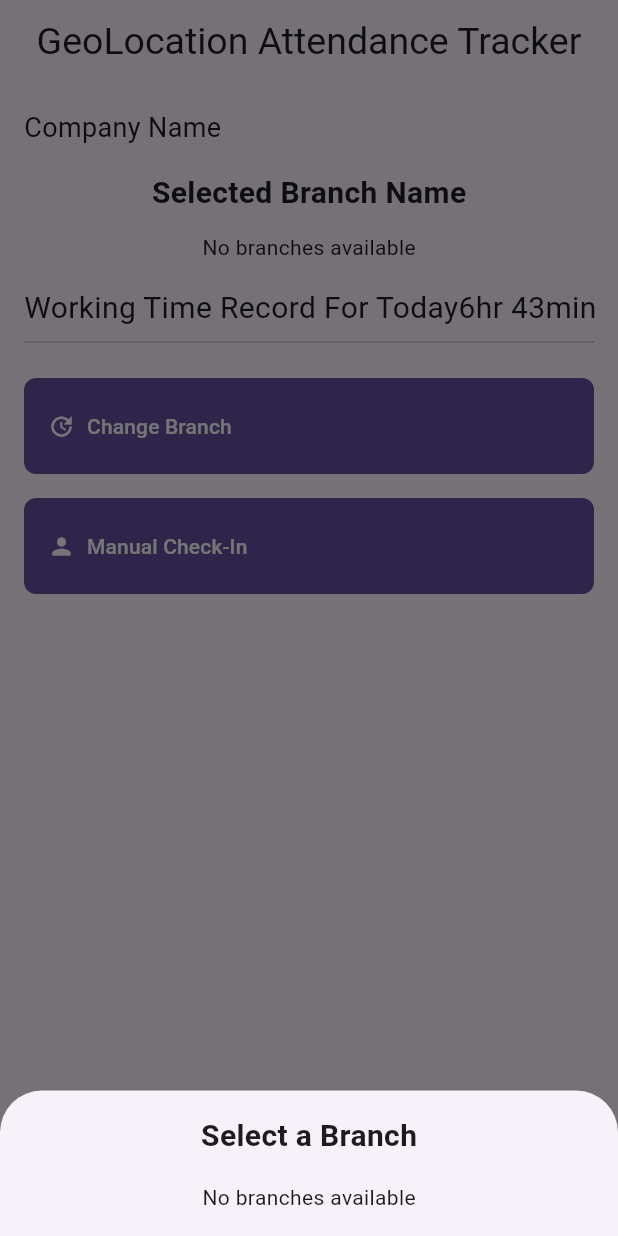
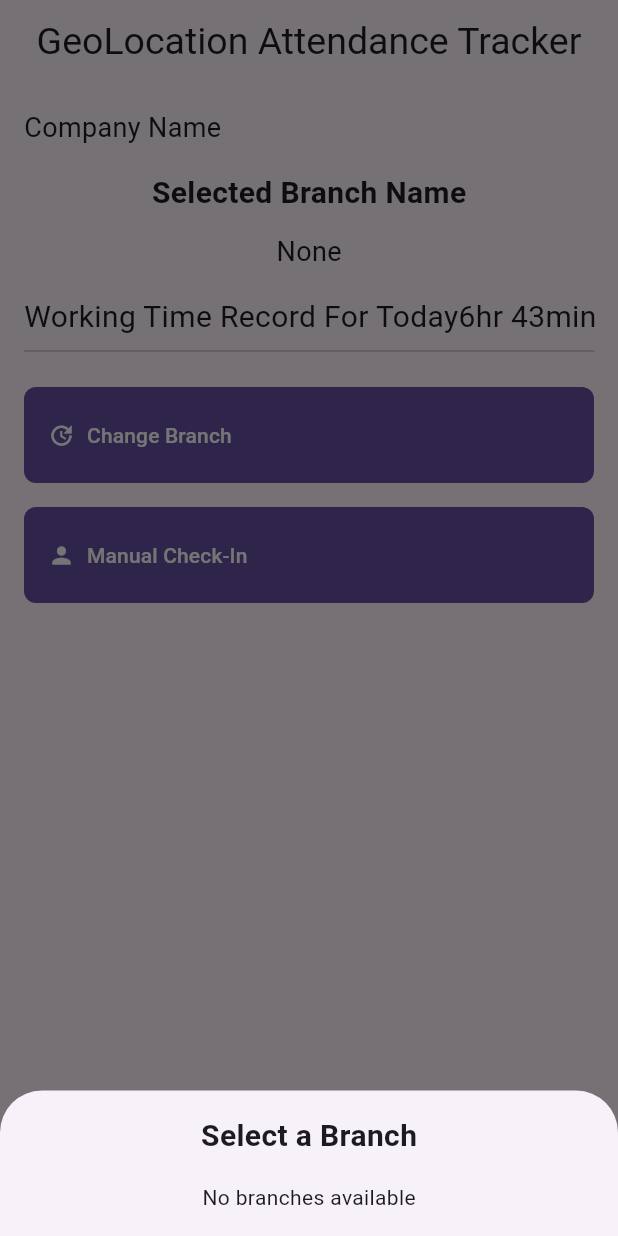
Before and after one commit to Vardaan-Grover/geolocation_attendance_tracker, a Flutter app: the UserHomeScreen screen opened directly with empty values, after a tap on "Change Branch", on a phone screen of 412 x 824 dp. Run offline on Flutter 3.47's test engine with Material 3 defaults, Android fonts, the phone set to English and light mode, and no system bars; our stand-ins replace cloud_firestore, firebase_auth, firebase_core, flutter_riverpod, flutter_swipe_action_cell, geolocator and 5 more; accounts and stored records are empty.

Commit message:
some manual changes done in user home screen

```diff
--- a/lib/ui/screens/home_screen/user_home_screen.dart
+++ b/lib/ui/screens/home_screen/user_home_screen.dart
@@ -6,7 +6,7 @@ import 'package:geolocation_attendance_tracker/models/branch_model.dart';
 import 'package:geolocation_attendance_tracker/services/firestore_functions.dart';
 import 'package:geolocation_attendance_tracker/ui/screens/manual_check_in_screen.dart';
 import 'package:geolocation_attendance_tracker/ui/widgets/title_button.dart';
-import 'package:shared_preferences/shared_preferences.dart'; // Add this import
+import 'package:shared_preferences/shared_preferences.dart';
 
 class UserHomeScreen extends StatefulWidget {
   final User user;
@@ -29,25 +29,19 @@ class _UserHomeScreenState extends State<UserHomeScreen> {
     super.initState();
 
     // Load branches and check saved branch when widget is initialized
-    print("Initializing UserHomeScreen");
     _loadBranches();
   }
 
   Future<void> _loadBranches() async {
     try {
-      print(
-          "Fetching branches for company ID: ${widget.user.associatedCompanyId}");
-
       // Fetch branches from Firestore
       final fetchedBranches = await FirestoreFunctions.fetchBranches(
           widget.user.associatedCompanyId);
-      print("Fetched branches: $fetchedBranches");
 
       // Fetch saved branch from SharedPreferences
       SharedPreferences prefs = await SharedPreferences.getInstance();
       String? savedBranch =
           prefs.getString('selectedBranch'); // Retrieve the saved branch
-      print("Saved branch in SharedPreferences: $savedBranch");
 
       setState(() {
         branches = fetchedBranches;
@@ -56,8 +50,6 @@ class _UserHomeScreenState extends State<UserHomeScreen> {
           // If saved branch exists, select it automatically
           selectedBranch = savedBranch;
           branchSelected = true;
-          print(
-              "Selected branch loaded from SharedPreferences: $selectedBranch");
         } else if (widget.user.selectedBranchCoordinates != null) {
           final userCoordinates = widget.user.selectedBranchCoordinates!;
 
@@ -76,27 +68,21 @@ class _UserHomeScreenState extends State<UserHomeScreen> {
           if (matchingBranch.name != "Unknown") {
             selectedBranch = matchingBranch.name;
             branchSelected = true;
-            print(
-                "Matching branch found based on user coordinates: $selectedBranch");
           } else {
             selectedBranch = null;
             branchSelected = false;
-            print("No matching branch found based on user coordinates.");
           }
         } else {
           selectedBranch = null;
-          branchSelected = false;
-          print("No branch coordinates available for user.");
+          branchSelected = false;  // Ensures "None" is displayed if no branch is selected
         }
 
         isLoadingBranches = false;
-        print("Branch loading completed.");
       });
     } catch (e) {
       setState(() {
         isLoadingBranches = false;
       });
-      print("Error fetching branches: $e");
     }
   }
 
@@ -104,7 +90,6 @@ class _UserHomeScreenState extends State<UserHomeScreen> {
     // Save the selected branch to SharedPreferences
     SharedPreferences prefs = await SharedPreferences.getInstance();
     await prefs.setString('selectedBranch', branchName);
-    print("Saved selected branch: $branchName to SharedPreferences");
   }
 
   // Method to show bottom sheet for selecting branch
@@ -130,14 +115,11 @@ class _UserHomeScreenState extends State<UserHomeScreen> {
                       setState(() {
                         selectedBranch =
                             branch.name; // Update the selected branch
-                        branchSelected =
-                            true; // Lock the dropdown after selection
+                        branchSelected = true; // Lock the dropdown after selection
                       });
                       _saveSelectedBranch(
                           branch.name); // Save the selected branch
                       Navigator.pop(context); // Close the bottom sheet
-                      print(
-                          "Selected branch from bottom sheet: $selectedBranch");
                     },
                   );
                 }).toList()
@@ -197,35 +179,12 @@ class _UserHomeScreenState extends State<UserHomeScreen> {
             const SizedBox(height: mediumSpacing),
             if (isLoadingBranches)
               const CircularProgressIndicator()
-            else if (branches.isEmpty)
-              const Text("No branches available")
             else
-              SizedBox(
-                width: double.infinity,
-                child: DropdownButton<String>(
-                  isExpanded: true,
-                  value: branchSelected ? selectedBranch : null,
-                  hint: const Text("Select Branch Name"),
-                  items: branches.map((branch) {
-                    return DropdownMenuItem<String>(
-                      value: branch.name,
-                      child: Text(branch.name),
-                    );
-                  }).toList(),
-                  onChanged: branchSelected
-                      ? null // Disable if branch is selected
-                      : (newValue) {
-                          setState(() {
-                            selectedBranch = newValue;
-                            branchSelected =
-                                true; // Disable the dropdown after selection
-                          });
-                          _saveSelectedBranch(
-                              newValue!); // Save selected branch
-                          print(
-                              "Branch selected via dropdown: $selectedBranch");
-                        },
-                ),
+              Text(
+                branchSelected && selectedBranch != null
+                    ? selectedBranch!
+                    : "None", // Show selected branch or "None" if no branch selected
+                style: const TextStyle(fontSize: 18),
               ),
             const SizedBox(height: largeSpacing),
             Row(
```
